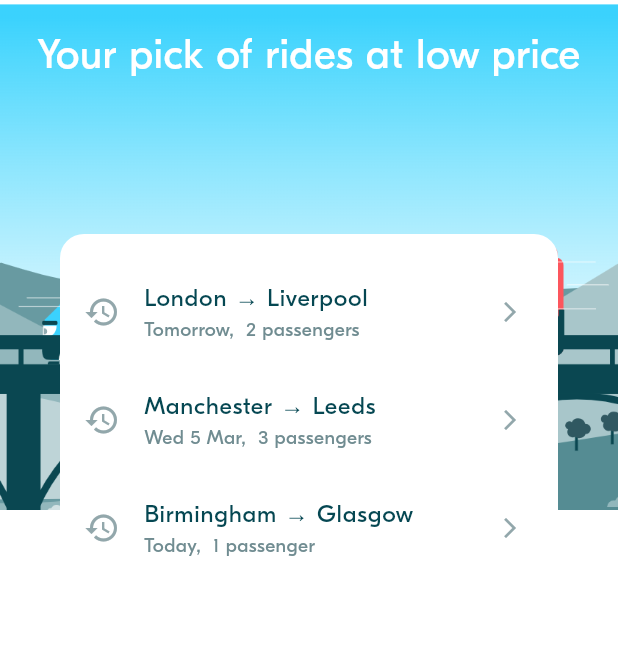
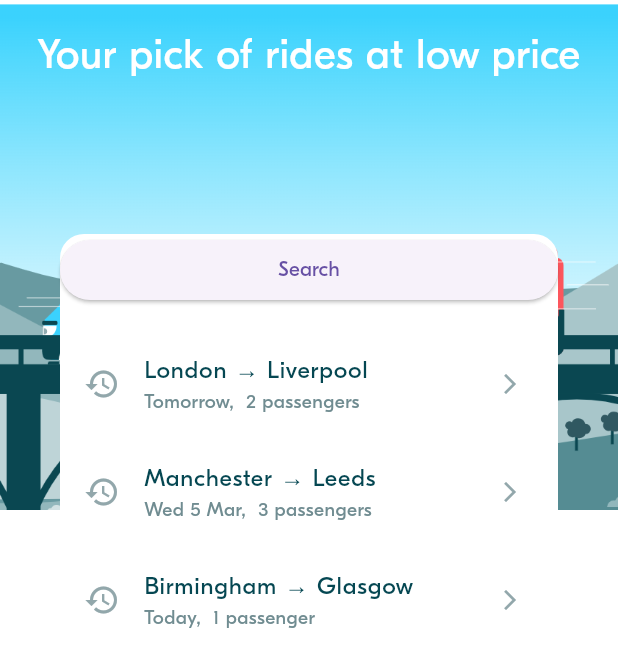
Before and after one commit to Phinnaroth/Advaned_Flutter, a Flutter app: the screen it shows after launch, on a phone screen of 412 x 824 dp. Shown: the top 667 px of the screen. Run offline on Flutter 3.47's test engine with Material 3 defaults, Android fonts, the phone set to English and light mode, and no system bars; project files that could hold a hidden picture were left out.

Commit message:
BLA-003 – Implement BlaButton

```diff
--- a/lib/screens/ride_pref/ride_pref_screen.dart
+++ b/lib/screens/ride_pref/ride_pref_screen.dart
@@ -1,3 +1,4 @@
+import 'package:bla_project/widgets/actions/bla_button.dart';
 import 'package:flutter/material.dart';
 
 import '../../model/ride_pref/ride_pref.dart';
@@ -57,7 +58,7 @@ class _RidePrefScreenState extends State<RidePrefScreen> {
                 crossAxisAlignment: CrossAxisAlignment.stretch,
                 children: [
 
-
+                  BlaButtons(label: 'Search', onPressed: (){}),
 
                   // 2.1 Display the Form to input the ride preferences
                   RidePrefForm(initRidePref: RidePrefService.currentRidePref,),
--- /dev/null
+++ b/lib/widgets/actions/bla_button.dart
@@ -0,0 +1,17 @@
+import 'package:flutter/material.dart';
+
+class BlaButtons extends StatelessWidget {
+  final IconData? icon;
+  final String label;
+  final VoidCallback onPressed;
+  const BlaButtons({super.key, required this.label, required this.onPressed, this.icon});
+
+  @override
+  Widget build(BuildContext context) {
+    return ElevatedButton(
+      onPressed: onPressed,
+      child: Text(label),
+
+    );
+  }
+}
```
